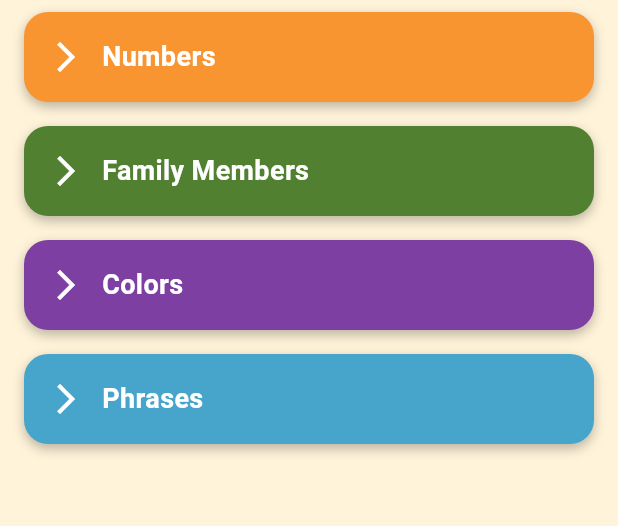
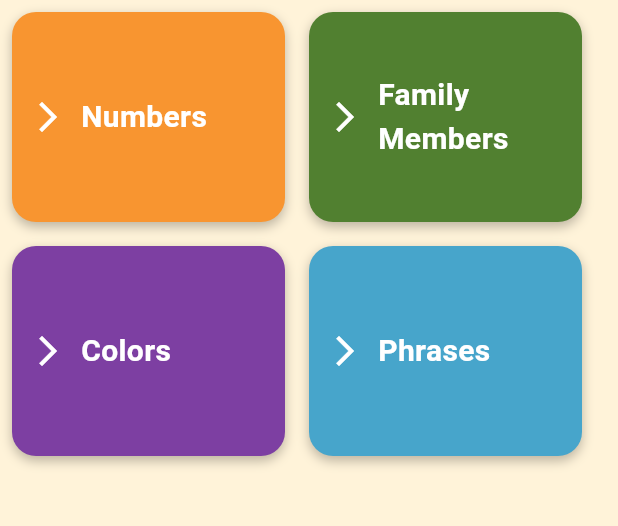
Before and after one commit to ElsaidAtif14/Toku_App, a Flutter app: the screen it shows after launch, on a phone screen of 412 x 824 dp, the part 84-610 px from its top. Run offline on Flutter 3.47's test engine with Material 3 defaults, Android fonts, the phone set to English and light mode, and no system bars; our stand-ins replace audioplayers.

Commit message:
update Category

```diff
--- a/lib/Models/item.dart
+++ b/lib/Models/item.dart
@@ -6,7 +6,7 @@ class Item {
 
   const Item({
     this.image,
-    required this.jpName,
+     required this.jpName,
     required this.enName,
     required this.sound,
   });
--- a/lib/components/category_item.dart
+++ b/lib/components/category_item.dart
@@ -3,17 +3,22 @@ import 'package:flutter/material.dart';
 // ignore: must_be_immutable, camel_case_types
 class category extends StatelessWidget {
   category({super.key, this.text, this.color, this.onTap});
+
   String? text;
   Color? color;
   Function()? onTap;
 
   @override
   Widget build(BuildContext context) {
+    double width = MediaQuery.of(context).size.width / 2 - 24;
+
     return GestureDetector(
       onTap: onTap,
       child: Container(
-        margin: EdgeInsets.symmetric(vertical: 8, horizontal: 16),
-        padding: EdgeInsets.symmetric(horizontal: 16),
+        width: width,
+        height: 140,
+        margin: EdgeInsets.all(8),
+        padding: EdgeInsets.all(12),
         decoration: BoxDecoration(
           color: color ?? Colors.blue,
           borderRadius: BorderRadius.circular(16),
@@ -22,20 +27,22 @@ class category extends StatelessWidget {
               color: Colors.black26,
               blurRadius: 6,
               offset: Offset(0, 3),
-            )
+            ),
           ],
         ),
-        height: 60,
         child: Row(
+          crossAxisAlignment: CrossAxisAlignment.center,
           children: [
             Icon(Icons.arrow_forward_ios, color: Colors.white),
-            SizedBox(width: 12),
-            Text(
-              text ?? '',
-              style: TextStyle(
-                color: Colors.white,
-                fontSize: 18,
-                fontWeight: FontWeight.w600,
+            SizedBox(width: 10),
+            Expanded(
+              child: Text(
+                text ?? '',
+                style: TextStyle(
+                  color: Colors.white,
+                  fontSize: 20,
+                  fontWeight: FontWeight.bold,
+                ),
               ),
             ),
           ],
--- a/lib/screens/home_page.dart
+++ b/lib/screens/home_page.dart
@@ -29,7 +29,7 @@ class HomePage extends StatelessWidget {
       ),
 
 
-      body: Column(
+      body: Wrap(
         children: [
           category(
             text: "Numbers",
@@ -87,6 +87,7 @@ class HomePage extends StatelessWidget {
               );
             },
           ),
+
         ],
       ),
     );
```
